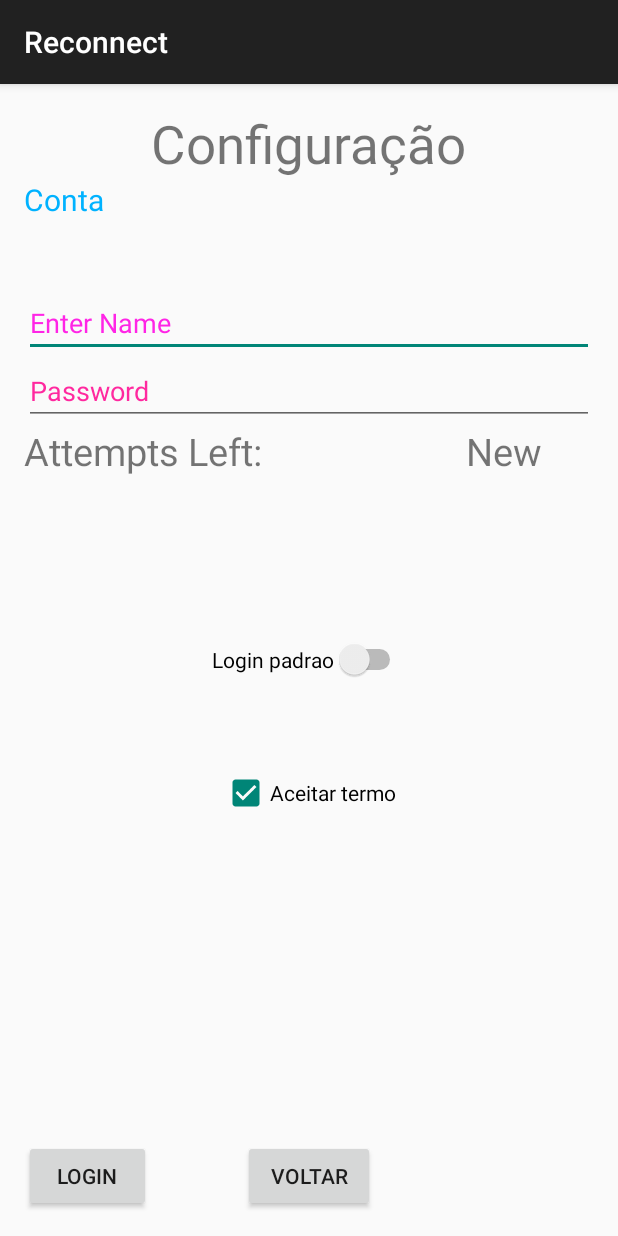
After one commit to gitter-badger/reconnect, an Android app: the Configuration screen opened directly, with no data from a screen before it, on a phone screen of 412 x 824 dp. The commit adds this screen. Run offline under Robolectric (Android 15) with nearby library versions, the phone set to English and light mode, and no system bars.

Commit message:
Update
Criação da tela de configuração
conectando as Activitys do app
criando a interface (botoes,fieldtexte,etc)

```diff
--- a/Android/Reconnect2/app/src/main/AndroidManifest.xml
+++ b/Android/Reconnect2/app/src/main/AndroidManifest.xml
@@ -16,6 +16,9 @@
                 <category android:name="android.intent.category.LAUNCHER" />
             </intent-filter>
         </activity>
+        <activity android:name=".Configuration"></activity>
+
+
     </application>
 
 </manifest>
--- /dev/null
+++ b/Android/Reconnect2/app/src/main/java/com/example/peter/reconnect/Configuration.java
@@ -0,0 +1,27 @@
+package com.example.peter.reconnect;
+
+import android.os.Bundle;
+import android.support.v7.app.ActionBarActivity;
+import android.view.View;
+import android.widget.Button;
+
+/**
+ * Created by Peter on 13/06/15.
+ */
+public class Configuration extends ActionBarActivity {
+Button backHome;
+    @Override
+    protected void onCreate(Bundle savedInstanceState) {
+        super.onCreate(savedInstanceState);
+        setContentView(R.layout.activity_menu);
+         backHome = (Button) findViewById(R.id.button_back);
+        backHome.setOnClickListener(new View.OnClickListener() {
+            @Override
+            public void onClick(View v) {
+            finish();
+
+
+            }
+        });
+    }
+}
--- a/Android/Reconnect2/app/src/main/java/com/example/peter/reconnect/MainActivity.java
+++ b/Android/Reconnect2/app/src/main/java/com/example/peter/reconnect/MainActivity.java
@@ -1,17 +1,33 @@
 package com.example.peter.reconnect;
 
+import android.content.Intent;
 import android.support.v7.app.ActionBarActivity;
 import android.os.Bundle;
 import android.view.Menu;
 import android.view.MenuItem;
+import android.view.View;
+import android.widget.Button;
 
 
 public class MainActivity extends ActionBarActivity {
+    Button  button_configuration;
 
     @Override
     protected void onCreate(Bundle savedInstanceState) {
         super.onCreate(savedInstanceState);
         setContentView(R.layout.activity_main);
+
+        button_configuration = (Button) findViewById(R.id.button_configuration);
+        button_configuration.setOnClickListener(new View.OnClickListener() {
+            @Override
+            public void onClick(View v) {
+
+                Intent configTela =  new Intent(MainActivity.this, Configuration.class);
+                startActivity(configTela);
+
+
+            }
+        });
     }
 
 
--- /dev/null
+++ b/Android/Reconnect2/app/src/main/java/com/example/peter/reconnect/RequestHttp.java
@@ -0,0 +1,7 @@
+package com.example.peter.reconnect;
+
+/**
+ * Created by Peter on 13/06/15.
+ */
+public class RequestHttp {
+}
--- a/Android/Reconnect2/app/src/main/res/layout/activity_main.xml
+++ b/Android/Reconnect2/app/src/main/res/layout/activity_main.xml
@@ -61,9 +61,11 @@
             android:layout_width="wrap_content"
             android:layout_height="wrap_content"
             android:text="Configuracao"
-            android:id="@+id/button2"
+            android:id="@+id/button_configuration"
             android:layout_alignParentBottom="true"
-            android:layout_centerHorizontal="true" />
+            android:layout_centerHorizontal="true"
+            android:layout_marginRight="@dimen/activity_horizontal_margin"
+            android:layout_marginBottom="@dimen/activity_horizontal_margin" />
     </RelativeLayout>
 
 </RelativeLayout>
--- /dev/null
+++ b/Android/Reconnect2/app/src/main/res/layout/activity_menu.xml
@@ -0,0 +1,119 @@
+<?xml version="1.0" encoding="utf-8"?>
+<RelativeLayout xmlns:android="http://schemas.android.com/apk/res/android"
+    xmlns:tools="http://schemas.android.com/tools" android:layout_width="match_parent"
+    android:layout_height="match_parent" android:paddingLeft="@dimen/activity_horizontal_margin"
+    android:paddingRight="@dimen/activity_horizontal_margin"
+    android:paddingTop="@dimen/activity_vertical_margin"
+    android:paddingBottom="@dimen/activity_vertical_margin" tools:context=".MainActivity">
+
+    <TextView android:text="@string/configuration_titlle" android:layout_width="wrap_content"
+        android:layout_height="wrap_content"
+        android:id="@+id/textview"
+        android:textSize="35dp"
+        android:layout_alignParentTop="true"
+        android:layout_centerHorizontal="true" />
+
+    <TextView
+        android:layout_width="wrap_content"
+        android:layout_height="wrap_content"
+        android:text="Conta"
+        android:id="@+id/textView"
+        android:textColor="#00b2ff"
+        android:textSize="20dp"
+        android:layout_below="@+id/textview"
+        android:layout_alignParentLeft="true"
+        android:layout_alignParentStart="true" />
+
+    <EditText
+        android:layout_width="wrap_content"
+        android:layout_height="wrap_content"
+        android:id="@+id/editText"
+        android:hint="Enter Name"
+        android:focusable="true"
+        android:textColorHighlight="#ff7eff15"
+        android:textColorHint="#ffff25e6"
+        android:layout_marginTop="46dp"
+        android:layout_alignParentLeft="true"
+        android:layout_alignParentStart="true"
+        android:layout_alignParentRight="true"
+        android:layout_alignParentEnd="true"
+        android:layout_below="@+id/textView" />
+
+    <EditText
+        android:layout_width="wrap_content"
+        android:layout_height="wrap_content"
+        android:inputType="textPassword"
+        android:ems="10"
+        android:id="@+id/editText2"
+        android:layout_below="@+id/editText"
+        android:layout_alignParentLeft="true"
+        android:layout_alignParentStart="true"
+        android:layout_alignRight="@+id/editText"
+        android:layout_alignEnd="@+id/editText"
+        android:textColorHint="#ffff299f"
+        android:hint="Password" />
+
+    <Switch
+        android:layout_width="wrap_content"
+        android:layout_height="wrap_content"
+        android:text="Login padrao"
+        android:id="@+id/switch2"
+        android:layout_centerVertical="true"
+        android:layout_centerHorizontal="true" />
+
+    <TextView
+        android:layout_width="wrap_content"
+        android:layout_height="wrap_content"
+        android:text="Attempts Left:"
+        android:id="@+id/textView2"
+        android:layout_below="@+id/editText2"
+        android:layout_alignParentLeft="true"
+        android:layout_alignParentStart="true"
+        android:textSize="25dp" />
+
+    <TextView
+        android:layout_width="wrap_content"
+        android:layout_height="wrap_content"
+        android:text="New Text"
+        android:id="@+id/textView3"
+        android:layout_alignTop="@+id/textView2"
+        android:layout_alignParentRight="true"
+        android:layout_alignParentEnd="true"
+        android:layout_alignBottom="@+id/textView2"
+        android:layout_toEndOf="@+id/textview"
+        android:textSize="25dp"
+        android:layout_toRightOf="@+id/textview" />
+
+    <Button
+        android:layout_width="wrap_content"
+        android:layout_height="wrap_content"
+        android:text="login"
+        android:id="@+id/button"
+        android:layout_alignParentBottom="true"
+        android:layout_toLeftOf="@+id/textview"
+        android:layout_toStartOf="@+id/textview"
+        android:layout_alignParentRight="false"
+        android:layout_alignParentLeft="false"
+        android:layout_alignParentTop="false" />
+
+    <Button
+        android:layout_width="wrap_content"
+        android:layout_height="wrap_content"
+        android:text="Voltar"
+        android:id="@+id/button_back"
+        android:layout_alignParentBottom="true"
+        android:layout_centerHorizontal="true" />
+
+    <CheckBox
+        android:layout_width="wrap_content"
+        android:layout_height="wrap_content"
+        android:text="Aceitar termo"
+        android:id="@+id/checkBox"
+        android:checked="true"
+        android:layout_alignWithParentIfMissing="false"
+        android:gravity="center_vertical"
+        android:layout_marginTop="59dp"
+        android:layout_below="@+id/switch2"
+        android:layout_centerHorizontal="true" />
+
+</RelativeLayout>
--- a/Android/Reconnect2/app/src/main/res/values/strings.xml
+++ b/Android/Reconnect2/app/src/main/res/values/strings.xml
@@ -4,5 +4,7 @@
     <string name="app_name">Reconnect</string>
     <string name="hello_world">Hello world!</string>
     <string name="action_settings">Settings</string>
+    <string name="configuration_titlle">Configuração</string>
+    <string name="user_name">digite seu usuario</string>
 
 </resources>
--- a/Android/Reconnect2/build.gradle
+++ b/Android/Reconnect2/build.gradle
@@ -5,7 +5,7 @@ buildscript {
         jcenter()
     }
     dependencies {
-        classpath 'com.android.tools.build:gradle:1.0.0'
+        classpath 'com.android.tools.build:gradle:1.2.3'
 
         // NOTE: Do not place your application dependencies here; they belong
         // in the individual module build.gradle files
```
Also changed, not shown: 2 other files.
